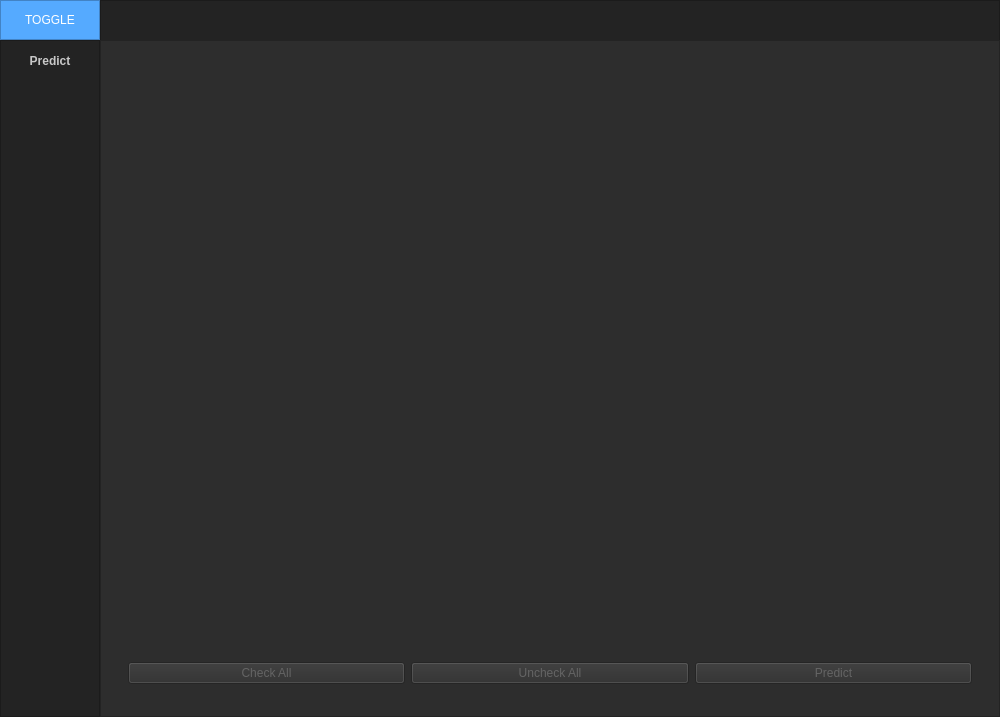
Qt form ui/ui_main.ui (Mohamab29/ProjectFrac) before a commit.
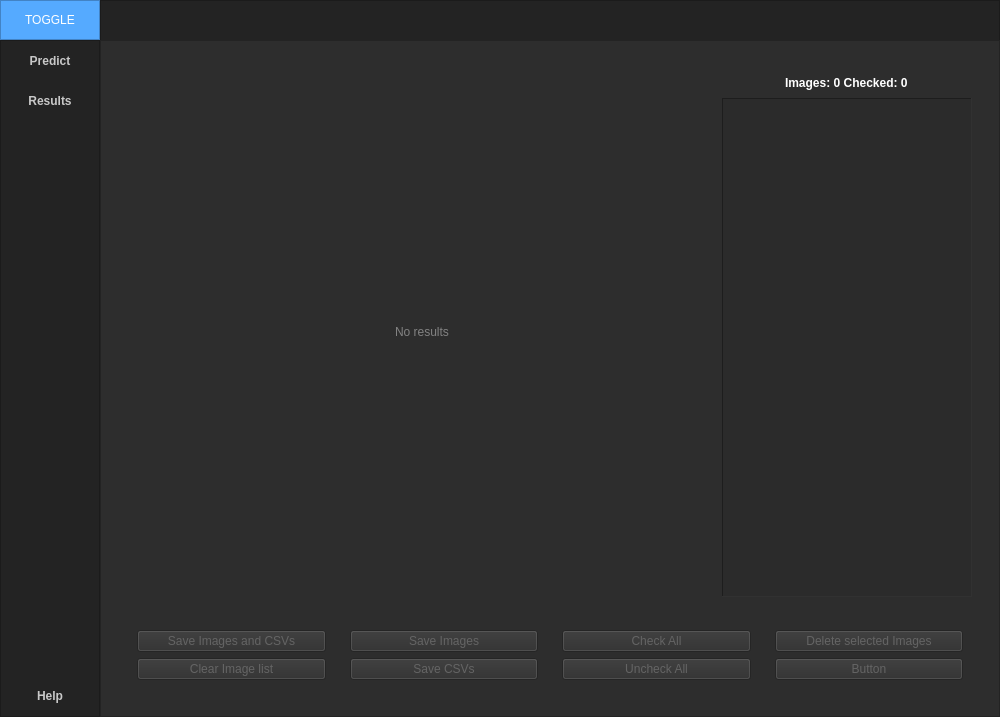
The same form after that commit. The open tabs and pages were chosen to show the change.

Commit message: creating the results page

```diff
--- a/ui/ui_main.ui
+++ b/ui/ui_main.ui
@@ -264,6 +264,101 @@
                </property>
               </widget>
              </item>
+             <item>
+              <widget class="QPushButton" name="btn_page_results">
+               <property name="minimumSize">
+                <size>
+                 <width>0</width>
+                 <height>40</height>
+                </size>
+               </property>
+               <property name="font">
+                <font>
+                 <weight>75</weight>
+                 <bold>true</bold>
+                </font>
+               </property>
+               <property name="cursor">
+                <cursorShape>PointingHandCursor</cursorShape>
+               </property>
+               <property name="styleSheet">
+                <string notr="true">QPushButton {
+	color: rgb(200, 200, 200);
+	background-color: rgb(35, 35, 35);
+	border: 0px solid;
+}
+QPushButton:hover {
+	color: rgb(85, 170, 255);
+	background-color: rgb(55, 55, 55);
+}
+</string>
+               </property>
+               <property name="text">
+                <string>Results</string>
+               </property>
+              </widget>
+             </item>
+            </layout>
+           </widget>
+          </item>
+          <item alignment="Qt::AlignBottom">
+           <widget class="QFrame" name="frame_bottom_menus">
+            <property name="frameShape">
+             <enum>QFrame::NoFrame</enum>
+            </property>
+            <property name="frameShadow">
+             <enum>QFrame::Raised</enum>
+            </property>
+            <layout class="QVBoxLayout" name="verticalLayout_15">
+             <property name="spacing">
+              <number>0</number>
+             </property>
+             <property name="leftMargin">
+              <number>0</number>
+             </property>
+             <property name="topMargin">
+              <number>0</number>
+             </property>
+             <property name="rightMargin">
+              <number>0</number>
+             </property>
+             <property name="bottomMargin">
+              <number>0</number>
+             </property>
+             <item>
+              <widget class="QPushButton" name="btn_page_help">
+               <property name="minimumSize">
+                <size>
+                 <width>0</width>
+                 <height>40</height>
+                </size>
+               </property>
+               <property name="font">
+                <font>
+                 <weight>75</weight>
+                 <bold>true</bold>
+                </font>
+               </property>
+               <property name="cursor">
+                <cursorShape>PointingHandCursor</cursorShape>
+               </property>
+               <property name="styleSheet">
+                <string notr="true">QPushButton {
+	color: rgb(200, 200, 200);
+	background-color: rgb(35, 35, 35);
+	border: 0px solid;
+}
+QPushButton:hover {
+	color: rgb(85, 170, 255);
+	background-color: rgb(55, 55, 55);
+}
+</string>
+               </property>
+               <property name="text">
+                <string>Help</string>
+               </property>
+              </widget>
+             </item>
             </layout>
            </widget>
           </item>
@@ -729,7 +824,7 @@
                        <string notr="true">QLabel {color: rgb(130, 130, 130)}</string>
                       </property>
                       <property name="text">
-                       <string/>
+                       <string>No results</string>
                       </property>
                       <property name="scaledContents">
                        <bool>true</bool>
@@ -775,6 +870,38 @@
                     <property name="bottomMargin">
                      <number>0</number>
                     </property>
+                    <item alignment="Qt::AlignHCenter">
+                     <widget class="QLabel" name="label_2">
+                      <property name="minimumSize">
+                       <size>
+                        <width>0</width>
+                        <height>30</height>
+                       </size>
+                      </property>
+                      <property name="font">
+                       <font>
+                        <weight>75</weight>
+                        <bold>true</bold>
+                       </font>
+                      </property>
+                      <property name="styleSheet">
+                       <string notr="true">QLabel {color: rgb(255, 255, 255)}</string>
+                      </property>
+                      <property name="text">
+                       <string>Images: 0 Checked: 0</string>
+                      </property>
+                     </widget>
+                    </item>
+                    <item>
+                     <widget class="QListWidget" name="listWidget">
+                      <property name="styleSheet">
+                       <string notr="true">background-color: rgb(43, 43, 43);</string>
+                      </property>
+                      <property name="frameShape">
+                       <enum>QFrame::Panel</enum>
+                      </property>
+                     </widget>
+                    </item>
                    </layout>
                   </widget>
                  </item>
@@ -786,7 +913,7 @@
                 <property name="maximumSize">
                  <size>
                   <width>16777215</width>
-                  <height>50</height>
+                  <height>150</height>
                  </size>
                 </property>
                 <property name="frameShape">
@@ -797,90 +924,195 @@
                 </property>
                 <layout class="QHBoxLayout" name="horizontalLayout_5">
                  <item>
-                  <widget class="QPushButton" name="btn_clear_images_2">
-                   <property name="enabled">
-                    <bool>false</bool>
+                  <widget class="QFrame" name="frame_6">
+                   <property name="frameShape">
+                    <enum>QFrame::NoFrame</enum>
                    </property>
-                   <property name="font">
-                    <font>
-                     <weight>50</weight>
-                     <bold>false</bold>
-                    </font>
+                   <property name="frameShadow">
+                    <enum>QFrame::Raised</enum>
                    </property>
-                   <property name="cursor">
-                    <cursorShape>PointingHandCursor</cursorShape>
-                   </property>
-                   <property name="toolTip">
-                    <string/>
-                   </property>
-                   <property name="statusTip">
-                    <string/>
-                   </property>
-                   <property name="styleSheet">
-                    <string notr="true">QPushButton {
+                   <layout class="QVBoxLayout" name="verticalLayout_17">
+                    <item>
+                     <widget class="QPushButton" name="pushButton_2">
+                      <property name="enabled">
+                       <bool>false</bool>
+                      </property>
+                      <property name="styleSheet">
+                       <string notr="true">QPushButton {
 	color: rgb(100, 100, 100);
 }
 QPushButton:hover {
 	color: rgb(85, 170, 255);
 }</string>
-                   </property>
-                   <property name="text">
-                    <string>Check All</string>
-                   </property>
+                      </property>
+                      <property name="text">
+                       <string>Save Images and CSVs</string>
+                      </property>
+                     </widget>
+                    </item>
+                    <item>
+                     <widget class="QPushButton" name="pushButton">
+                      <property name="enabled">
+                       <bool>false</bool>
+                      </property>
+                      <property name="styleSheet">
+                       <string notr="true">QPushButton {
+	color: rgb(100, 100, 100);
+}
+QPushButton:hover {
+	color: rgb(85, 170, 255);
+}</string>
+                      </property>
+                      <property name="text">
+                       <string>Clear Image list</string>
+                      </property>
+                     </widget>
+                    </item>
+                   </layout>
                   </widget>
                  </item>
                  <item>
-                  <widget class="QPushButton" name="btn_load_images_2">
-                   <property name="enabled">
-                    <bool>false</bool>
+                  <widget class="QFrame" name="frame_8">
+                   <property name="frameShape">
+                    <enum>QFrame::NoFrame</enum>
                    </property>
-                   <property name="cursor">
-                    <cursorShape>PointingHandCursor</cursorShape>
+                   <property name="frameShadow">
+                    <enum>QFrame::Raised</enum>
                    </property>
-                   <property name="layoutDirection">
-                    <enum>Qt::LeftToRight</enum>
-                   </property>
-                   <property name="autoFillBackground">
-                    <bool>false</bool>
-                   </property>
-                   <property name="styleSheet">
-                    <string notr="true">QPushButton {
+                   <layout class="QVBoxLayout" name="verticalLayout_19">
+                    <item>
+                     <widget class="QPushButton" name="pushButton_5">
+                      <property name="enabled">
+                       <bool>false</bool>
+                      </property>
+                      <property name="styleSheet">
+                       <string notr="true">QPushButton {
 	color: rgb(100, 100, 100);
 }
 QPushButton:hover {
 	color: rgb(85, 170, 255);
 }</string>
-                   </property>
-                   <property name="text">
-                    <string>Uncheck All</string>
-                   </property>
-                   <property name="autoDefault">
-                    <bool>false</bool>
-                   </property>
-                   <property name="default">
-                    <bool>false</bool>
-                   </property>
-                   <property name="flat">
-                    <bool>false</bool>
-                   </property>
+                      </property>
+                      <property name="text">
+                       <string>Save Images</string>
+                      </property>
+                     </widget>
+                    </item>
+                    <item>
+                     <widget class="QPushButton" name="pushButton_4">
+                      <property name="enabled">
+                       <bool>false</bool>
+                      </property>
+                      <property name="styleSheet">
+                       <string notr="true">QPushButton {
+	color: rgb(100, 100, 100);
+}
+QPushButton:hover {
+	color: rgb(85, 170, 255);
+}</string>
+                      </property>
+                      <property name="text">
+                       <string>Save CSVs</string>
+                      </property>
+                     </widget>
+                    </item>
+                   </layout>
                   </widget>
                  </item>
                  <item>
-                  <widget class="QPushButton" name="pushButton">
-                   <property name="enabled">
-                    <bool>false</bool>
+                  <widget class="QFrame" name="frame_7">
+                   <property name="frameShape">
+                    <enum>QFrame::NoFrame</enum>
                    </property>
-                   <property name="styleSheet">
-                    <string notr="true">QPushButton {
+                   <property name="frameShadow">
+                    <enum>QFrame::Raised</enum>
+                   </property>
+                   <layout class="QVBoxLayout" name="verticalLayout_18">
+                    <item>
+                     <widget class="QPushButton" name="pushButton_7">
+                      <property name="enabled">
+                       <bool>false</bool>
+                      </property>
+                      <property name="styleSheet">
+                       <string notr="true">QPushButton {
 	color: rgb(100, 100, 100);
 }
 QPushButton:hover {
 	color: rgb(85, 170, 255);
 }</string>
+                      </property>
+                      <property name="text">
+                       <string>Check All</string>
+                      </property>
+                     </widget>
+                    </item>
+                    <item>
+                     <widget class="QPushButton" name="pushButton_6">
+                      <property name="enabled">
+                       <bool>false</bool>
+                      </property>
+                      <property name="styleSheet">
+                       <string notr="true">QPushButton {
+	color: rgb(100, 100, 100);
+}
+QPushButton:hover {
+	color: rgb(85, 170, 255);
+}</string>
+                      </property>
+                      <property name="text">
+                       <string>Uncheck All</string>
+                      </property>
+                     </widget>
+                    </item>
+                   </layout>
+                  </widget>
+                 </item>
+                 <item>
+                  <widget class="QFrame" name="frame_5">
+                   <property name="frameShape">
+                    <enum>QFrame::NoFrame</enum>
                    </property>
-                   <property name="text">
-                    <string>Predict</string>
+                   <property name="frameShadow">
+                    <enum>QFrame::Raised</enum>
                    </property>
+                   <layout class="QVBoxLayout" name="verticalLayout_16">
+                    <item>
+                     <widget class="QPushButton" name="pushButton_9">
+                      <property name="enabled">
+                       <bool>false</bool>
+                      </property>
+                      <property name="styleSheet">
+                       <string notr="true">QPushButton {
+	color: rgb(100, 100, 100);
+}
+QPushButton:hover {
+	color: rgb(85, 170, 255);
+}</string>
+                      </property>
+                      <property name="text">
+                       <string>Delete selected Images</string>
+                      </property>
+                     </widget>
+                    </item>
+                    <item>
+                     <widget class="QPushButton" name="pushButton_8">
+                      <property name="enabled">
+                       <bool>false</bool>
+                      </property>
+                      <property name="styleSheet">
+                       <string notr="true">QPushButton {
+	color: rgb(100, 100, 100);
+}
+QPushButton:hover {
+	color: rgb(85, 170, 255);
+}</string>
+                      </property>
+                      <property name="text">
+                       <string>Button</string>
+                      </property>
+                     </widget>
+                    </item>
+                   </layout>
                   </widget>
                  </item>
                 </layout>
```
Left out of the diff: 5 changed lines with no effect on the pictures. The commit also changes 3 other files.
